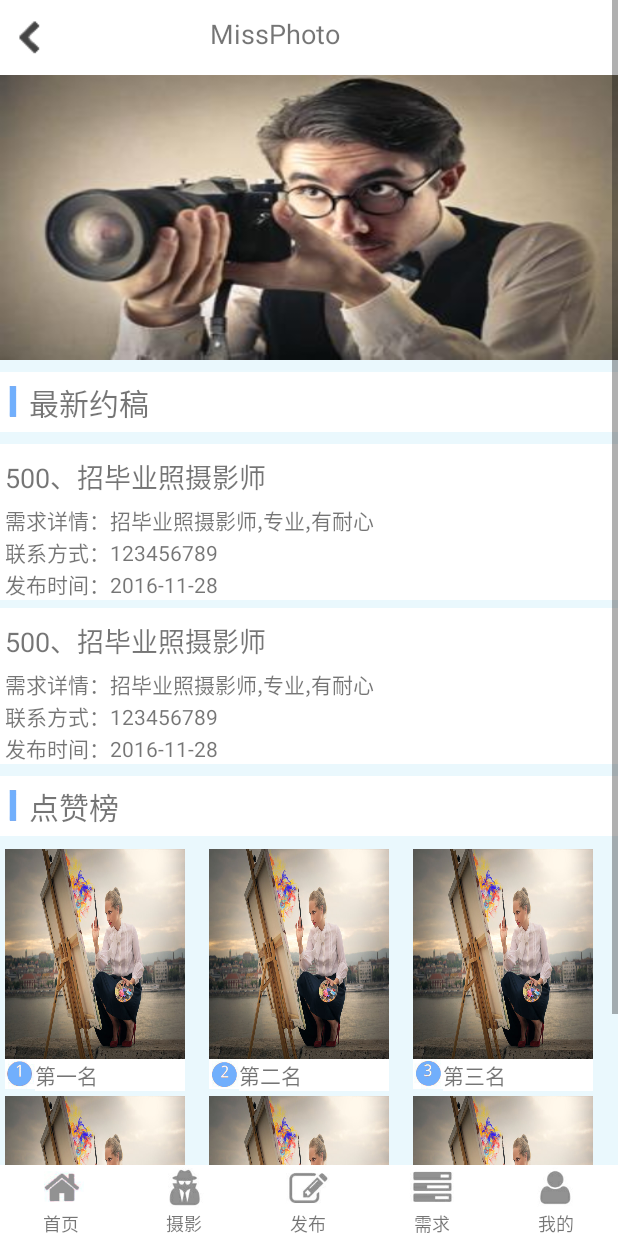
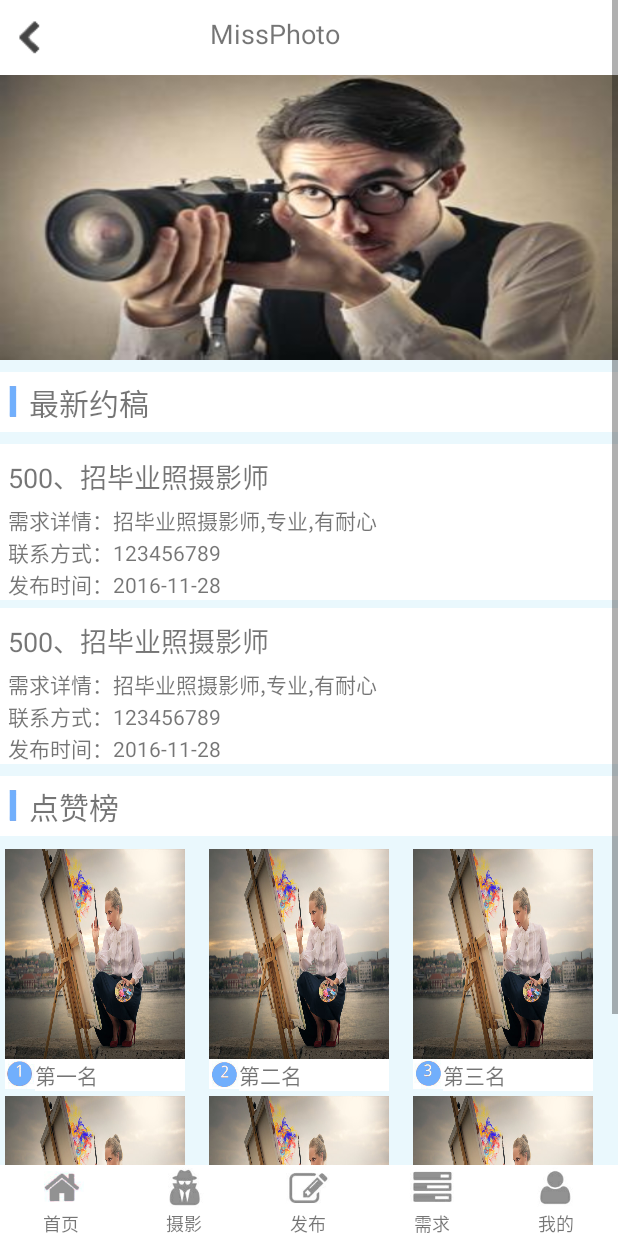
Before and after one commit to haodaxia1/MissPhoto, an Android app: the screen it shows after launch (MainActivity), after a tap on an icon or button, on a phone screen of 412 x 824 dp. Run offline under Robolectric (Android 15) with nearby library versions, the phone set to English and light mode, and no system bars; 1 statement that could not run was skipped.

Commit message:
优化首页项目栏

```diff
--- a/app/src/main/res/layout/layout_home.xml
+++ b/app/src/main/res/layout/layout_home.xml
@@ -85,7 +85,7 @@
                     android:text="500、"
                     android:textSize="18dp"
                     android:paddingTop="8dp"
-                    android:paddingLeft="3dp"/>
+                    android:paddingLeft="5dp"/>
                 <TextView
                     android:layout_width="wrap_content"
                     android:layout_height="40dp"
@@ -102,7 +102,7 @@
                     android:layout_width="wrap_content"
                     android:layout_height="wrap_content"
                     android:text="需求详情："
-                    android:paddingLeft="3dp"/>
+                    android:paddingLeft="5dp"/>
                 <TextView
                     android:layout_width="wrap_content"
                     android:layout_height="wrap_content"
@@ -117,7 +117,7 @@
                     android:layout_width="wrap_content"
                     android:layout_height="wrap_content"
                     android:text="联系方式："
-                    android:paddingLeft="3dp"/>
+                    android:paddingLeft="5dp"/>
                 <TextView
                     android:layout_width="wrap_content"
                     android:layout_height="wrap_content"
@@ -132,7 +132,7 @@
                     android:layout_width="wrap_content"
                     android:layout_height="wrap_content"
                     android:text="发布时间："
-                    android:paddingLeft="3dp"/>
+                    android:paddingLeft="5dp"/>
                 <TextView
                     android:layout_width="wrap_content"
                     android:layout_height="wrap_content"
@@ -150,7 +150,7 @@
                     android:text="500、"
                     android:textSize="18dp"
                     android:paddingTop="8dp"
-                    android:paddingLeft="3dp"/>
+                    android:paddingLeft="5dp"/>
                 <TextView
                     android:layout_width="wrap_content"
                     android:layout_height="40dp"
@@ -167,7 +167,7 @@
                     android:layout_width="wrap_content"
                     android:layout_height="wrap_content"
                     android:text="需求详情："
-                    android:paddingLeft="3dp"/>
+                    android:paddingLeft="5dp"/>
                 <TextView
                     android:layout_width="wrap_content"
                     android:layout_height="wrap_content"
@@ -182,7 +182,7 @@
                     android:layout_width="wrap_content"
                     android:layout_height="wrap_content"
                     android:text="联系方式："
-                    android:paddingLeft="3dp"/>
+                    android:paddingLeft="5dp"/>
                 <TextView
                     android:layout_width="wrap_content"
                     android:layout_height="wrap_content"
@@ -197,7 +197,7 @@
                     android:layout_width="wrap_content"
                     android:layout_height="wrap_content"
                     android:text="发布时间："
-                    android:paddingLeft="3dp"/>
+                    android:paddingLeft="5dp"/>
                 <TextView
                     android:layout_width="wrap_content"
                     android:layout_height="wrap_content"
```
